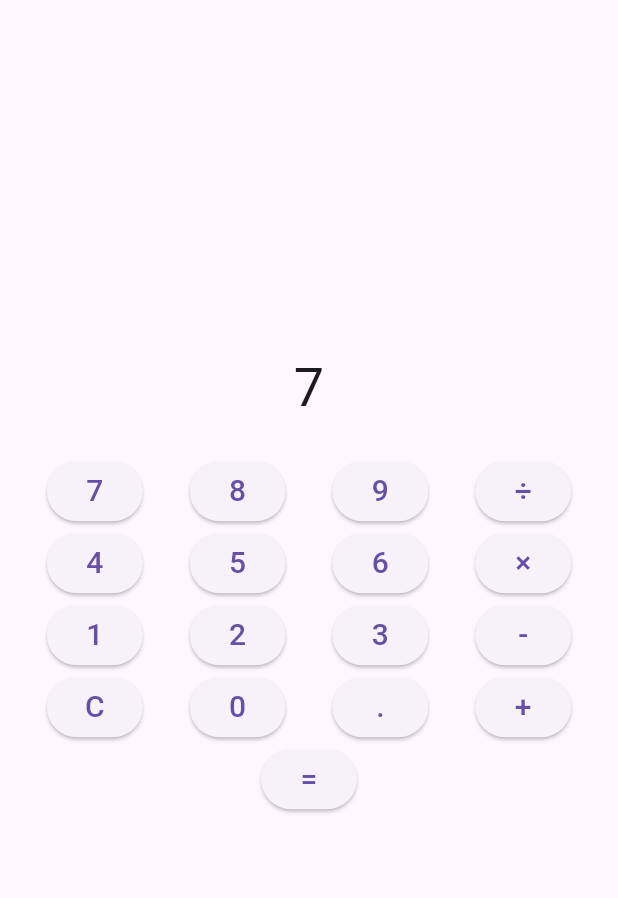
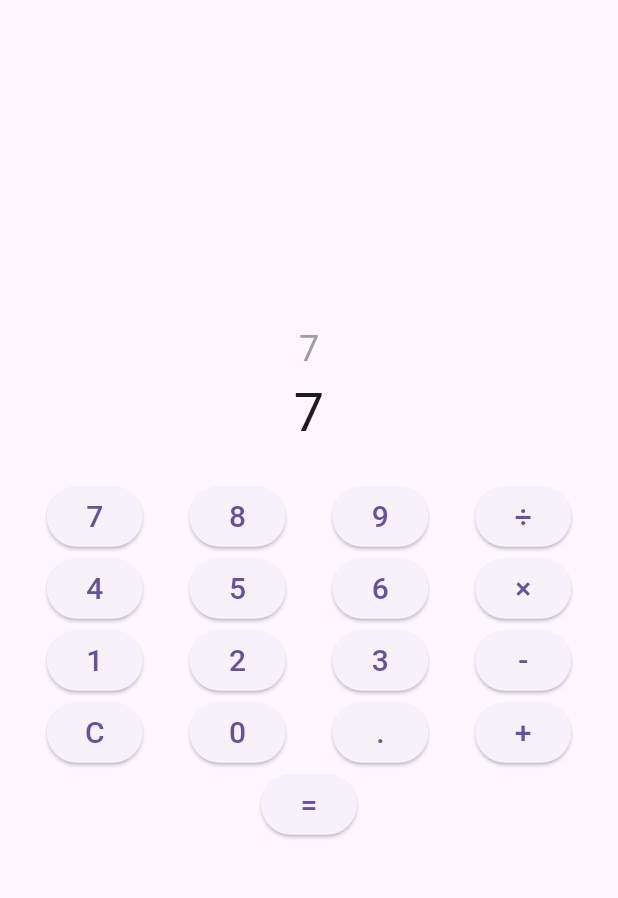
Before and after one commit to NitishhhyAdAv/basic_calculator, a Flutter app: the screen it shows after launch, after a tap on an icon or button, on a phone screen of 412 x 824 dp, the part 63-961 px from its top. Run offline on Flutter 3.47's test engine with Material 3 defaults, Android fonts, the phone set to English and light mode, and no system bars.

Commit message:
issues fixed

```diff
--- a/lib/main.dart
+++ b/lib/main.dart
@@ -20,16 +20,25 @@ class Calculator extends StatefulWidget {
 }
 
 class _CalculatorState extends State<Calculator> {
-  ValueNotifier<String> _displayNotifier = ValueNotifier<String>('0');
+  final ValueNotifier<String> _displayNotifier = ValueNotifier<String>('0');
+  final ValueNotifier<String> _expressionNotifier = ValueNotifier<String>('');
   String _currentNumber = '0';
   String _operand = '';
   double _result = 0.0;
+  bool _justPressedEquals = false;
 
   void _onNumberPressed(String value) {
+    if (_justPressedEquals) {
+      _currentNumber = value;
+      _expressionNotifier.value = value;
+      _justPressedEquals = false;
+    } else {
       if (_currentNumber == '0' && value != '.') {
         _currentNumber = value;
       } else {
         _currentNumber += value;
+      }
+      _expressionNotifier.value += value;
     }
     _displayNotifier.value = _currentNumber;
   }
@@ -41,7 +50,9 @@ class _CalculatorState extends State<Calculator> {
     _operand = value;
     _result = double.parse(_currentNumber);
     _currentNumber = '0';
+    _expressionNotifier.value += ' $value ';
     _displayNotifier.value = _operand;
+    _justPressedEquals = false;
   }
 
   void _onEqualsPressed() {
@@ -50,6 +61,9 @@ class _CalculatorState extends State<Calculator> {
       _operand = '';
     }
     _displayNotifier.value = _result.toString();
+    _currentNumber = _result.toString();
+    _expressionNotifier.value = _currentNumber;
+    _justPressedEquals = true;
   }
 
   void _calculate() {
@@ -75,6 +89,8 @@ class _CalculatorState extends State<Calculator> {
     _currentNumber = '0';
     _operand = '';
     _displayNotifier.value = _currentNumber;
+    _expressionNotifier.value = '';
+    _justPressedEquals = false;
   }
 
   @override
@@ -86,7 +102,16 @@ class _CalculatorState extends State<Calculator> {
       body: Column(
         mainAxisAlignment: MainAxisAlignment.center,
         children: <Widget>[
-          ValueListenableBuilder(
+          ValueListenableBuilder<String>(
+            valueListenable: _expressionNotifier,
+            builder: (context, value, child) {
+              return Text(
+                value,
+                style: TextStyle(fontSize: 24, color: Colors.grey),
+              );
+            },
+          ),
+          ValueListenableBuilder<String>(
             valueListenable: _displayNotifier,
             builder: (context, value, child) {
               return Text(
@@ -96,47 +121,25 @@ class _CalculatorState extends State<Calculator> {
             },
           ),
           SizedBox(height: 20),
-          Row(
-            mainAxisAlignment: MainAxisAlignment.spaceEvenly,
-            children: <Widget>[
-              _buildButton('7'),
-              _buildButton('8'),
-              _buildButton('9'),
-              _buildButton('÷'),
-            ],
+          CalculatorButtonRow(
+            buttons: ['7', '8', '9', '÷'],
+            onPressed: _onButtonPressed,
           ),
-          Row(
-            mainAxisAlignment: MainAxisAlignment.spaceEvenly,
-            children: <Widget>[
-              _buildButton('4'),
-              _buildButton('5'),
-              _buildButton('6'),
-              _buildButton('×'),
-            ],
+          CalculatorButtonRow(
+            buttons: ['4', '5', '6', '×'],
+            onPressed: _onButtonPressed,
           ),
-          Row(
-            mainAxisAlignment: MainAxisAlignment.spaceEvenly,
-            children: <Widget>[
-              _buildButton('1'),
-              _buildButton('2'),
-              _buildButton('3'),
-              _buildButton('-'),
-            ],
+          CalculatorButtonRow(
+            buttons: ['1', '2', '3', '-'],
+            onPressed: _onButtonPressed,
           ),
-          Row(
-            mainAxisAlignment: MainAxisAlignment.spaceEvenly,
-            children: <Widget>[
-              _buildButton('C'),
-              _buildButton('0'),
-              _buildButton('.'),
-              _buildButton('+'),
-            ],
+          CalculatorButtonRow(
+            buttons: ['C', '0', '.', '+'],
+            onPressed: _onButtonPressed,
           ),
-          Row(
-            mainAxisAlignment: MainAxisAlignment.spaceEvenly,
-            children: <Widget>[
-              _buildButton('='),
-            ],
+          CalculatorButtonRow(
+            buttons: ['='],
+            onPressed: _onButtonPressed,
           ),
           SizedBox(height: 20),
         ],
@@ -144,9 +147,7 @@ class _CalculatorState extends State<Calculator> {
     );
   }
 
-  Widget _buildButton(String text) {
-    return ElevatedButton(
-      onPressed: () {
+  void _onButtonPressed(String text) {
     if (text == 'C') {
       _onClearPressed();
     } else if (text == '=') {
@@ -156,11 +157,30 @@ class _CalculatorState extends State<Calculator> {
     } else {
       _onNumberPressed(text);
     }
-      },
+  }
+}
+
+class CalculatorButtonRow extends StatelessWidget {
+  final List<String> buttons;
+  final Function(String) onPressed;
+
+  const CalculatorButtonRow({super.key,
+    required this.buttons,
+     required this.onPressed});
+
+  @override
+  Widget build(BuildContext context) {
+    return Row(
+      mainAxisAlignment: MainAxisAlignment.spaceEvenly,
+      children: buttons.map((text) {
+        return ElevatedButton(
+          onPressed: () => onPressed(text),
           child: Text(
             text,
-        style: TextStyle(fontSize: 20),
+            style: const TextStyle(fontSize: 20),
           ),
+        );
+      }).toList(),
     );
   }
 }
```
Lines whose indentation alone changed are shown as unchanged.
